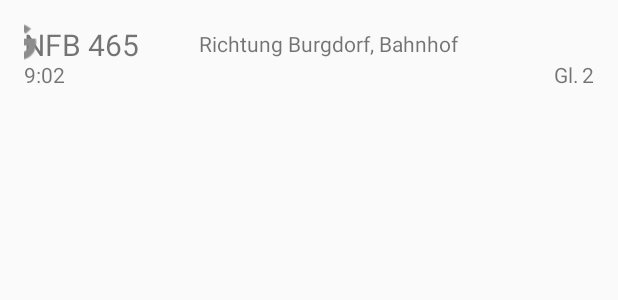
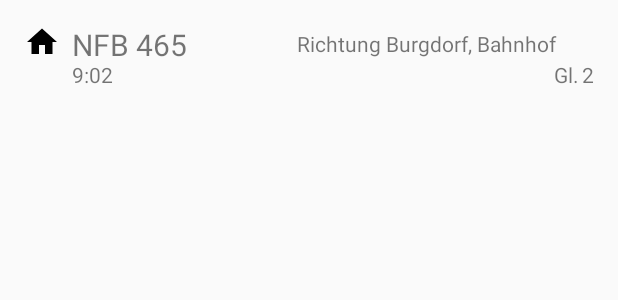
Before and after one commit to FaKiieZ/FindYourWay, an Android app: the layout connection_listitem.xml on its own in the app's theme, with its tools: preview values and no code run, on a phone screen of 412 x 824 dp. Shown: the top 300 px of the screen. Run offline under Robolectric (Android 15) with nearby library versions, the phone set to English and light mode, and no system bars; network calls fail.

Commit message:
fix icon

```diff
--- a/app/src/main/java/ch/bbcag/findyourway/views/ConnectionListAdapter.java
+++ b/app/src/main/java/ch/bbcag/findyourway/views/ConnectionListAdapter.java
@@ -3,12 +3,15 @@ package ch.bbcag.findyourway.views;
 import android.annotation.SuppressLint;
 import android.content.ComponentName;
 import android.content.Context;
+import android.graphics.drawable.Drawable;
+import android.net.Uri;
 import android.support.annotation.NonNull;
 import android.support.annotation.Nullable;
 import android.view.LayoutInflater;
 import android.view.View;
 import android.view.ViewGroup;
 import android.widget.ArrayAdapter;
+import android.widget.ImageView;
 import android.widget.TextView;
 
 import java.util.ArrayList;
@@ -32,11 +35,14 @@ public class ConnectionListAdapter extends ArrayAdapter<Connection> {
             convertView = LayoutInflater.from(getContext()).inflate(R.layout.connection_listitem, parent, false);
         }
         // Lookup view
+        ImageView icon = (ImageView)convertView.findViewById(R.id.imageViewIcons);
         TextView number = (TextView)convertView.findViewById(R.id.textViewNumber);
         TextView destination = (TextView)convertView.findViewById(R.id.textViewDestination);
         TextView time = (TextView)convertView.findViewById(R.id.textViewTime);
         TextView plattformNumber = (TextView)convertView.findViewById(R.id.textViewPlattformNumber);
         // set values
+        Drawable drawable = getContext().getResources().getDrawable(R.drawable.ic_home_black_24dp);
+        icon.setImageDrawable(drawable);
         number.setText(connection.getCategory() + connection.getNumber());
         destination.setText("Richtung " + connection.getTo().getName());
         time.setText(connection.getDeparture().toString());
--- a/app/src/main/res/layout/connection_listitem.xml
+++ b/app/src/main/res/layout/connection_listitem.xml
@@ -1,22 +1,22 @@
 <?xml version="1.0" encoding="utf-8"?>
-<android.support.constraint.ConstraintLayout
-    xmlns:android="http://schemas.android.com/apk/res/android"
+<android.support.constraint.ConstraintLayout xmlns:android="http://schemas.android.com/apk/res/android"
     xmlns:app="http://schemas.android.com/apk/res-auto"
     xmlns:tools="http://schemas.android.com/tools"
     android:layout_width="match_parent"
     android:layout_height="72dp"
-    android:paddingStart="16dp"
-    android:paddingEnd="16dp">
+    android:paddingEnd="16dp"
+    android:paddingStart="16dp">
 
     <TextView
         android:id="@+id/textViewNumber"
         android:layout_width="wrap_content"
         android:layout_height="24dp"
+        android:layout_marginStart="8dp"
         android:layout_marginTop="16dp"
         android:text="NFB 465"
         android:textSize="20sp"
-        app:layout_constraintTop_toTopOf="parent"
-        tools:layout_editor_absoluteX="36dp" />
+        app:layout_constraintStart_toEndOf="@+id/imageViewIcons"
+        app:layout_constraintTop_toTopOf="parent" />
 
     <ImageView
         android:id="@+id/imageViewIcons"
@@ -28,17 +28,18 @@
         app:layout_constraintEnd_toStartOf="@+id/textViewNumber"
         app:layout_constraintStart_toStartOf="parent"
         app:layout_constraintTop_toTopOf="parent"
-        app:srcCompat="@drawable/googleg_disabled_color_18" />
+        app:srcCompat="@drawable/ic_home_black_24dp" />
 
     <TextView
         android:id="@+id/textViewDestination"
-        android:layout_width="231dp"
+        android:layout_width="198dp"
         android:layout_height="24dp"
-        android:layout_marginStart="8dp"
+        android:layout_marginStart="16dp"
         android:layout_marginTop="16dp"
         android:paddingTop="3.5dp"
         android:text="Richtung Burgdorf, Bahnhof"
         app:layout_constraintEnd_toEndOf="parent"
+        app:layout_constraintHorizontal_bias="1.0"
         app:layout_constraintStart_toEndOf="@+id/textViewNumber"
         app:layout_constraintTop_toTopOf="parent" />
 
@@ -67,4 +68,11 @@
         android:text="Gl."
         app:layout_constraintEnd_toStartOf="@+id/textViewPlattformNumber"
         app:layout_constraintTop_toBottomOf="@+id/textViewDestination" />
+
+    <android.support.constraint.Guideline
+        android:id="@+id/guideline"
+        android:layout_width="wrap_content"
+        android:layout_height="wrap_content"
+        android:orientation="horizontal"
+        app:layout_constraintGuide_begin="20dp" />
 </android.support.constraint.ConstraintLayout>
```
